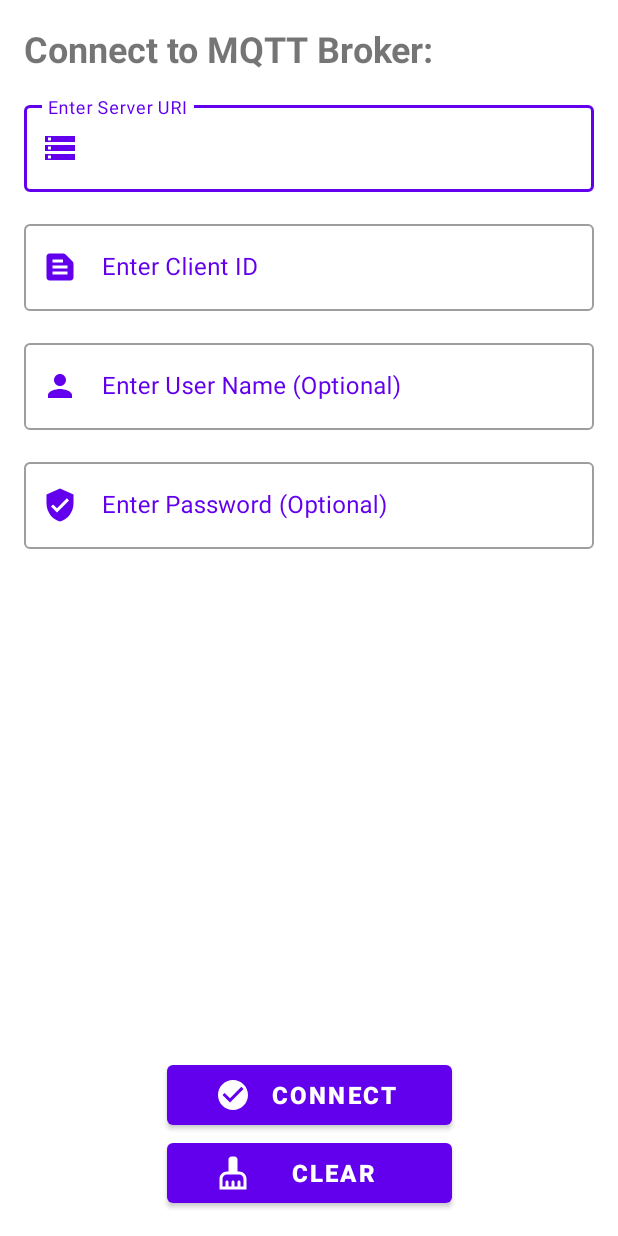
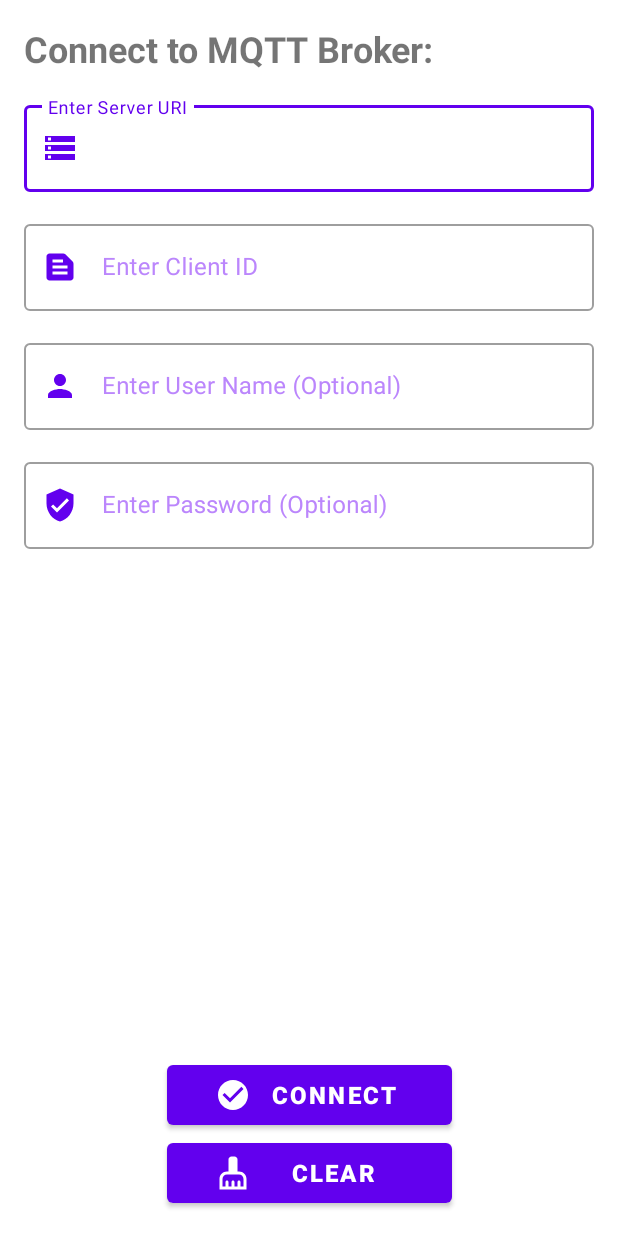
Before and after one commit to ranitraj/MqttClient, an Android app: the screen it shows after launch (MainActivity), on a phone screen of 412 x 824 dp. Run offline under Robolectric (Android 15) with nearby library versions, the phone set to English and light mode, and no system bars; our stand-ins replace data binding.

Commit message:
Changing TextInput hint color

```diff
--- a/app/src/main/res/layout/fragment_connect.xml
+++ b/app/src/main/res/layout/fragment_connect.xml
@@ -23,7 +23,7 @@
             app:layout_constraintHeight_percent="0.08"
             app:startIconDrawable="@drawable/ic_server"
             app:startIconTint="@color/purple_500"
-            android:textColorHint="@color/purple_500"
+            android:textColorHint="@color/purple_200"
             android:hint="@string/server_uri"
             android:layout_marginTop="@dimen/dp_16"
             app:layout_constraintStart_toStartOf="parent"
@@ -46,7 +46,7 @@
             app:layout_constraintHeight_percent="0.08"
             app:startIconDrawable="@drawable/ic_client_id"
             app:startIconTint="@color/purple_500"
-            android:textColorHint="@color/purple_500"
+            android:textColorHint="@color/purple_200"
             android:hint="@string/client_id"
             android:layout_marginTop="@dimen/dp_16"
             android:layout_marginBottom="@dimen/dp_16"
@@ -70,7 +70,7 @@
             app:layout_constraintHeight_percent="0.08"
             app:startIconDrawable="@drawable/ic_user"
             app:startIconTint="@color/purple_500"
-            android:textColorHint="@color/purple_500"
+            android:textColorHint="@color/purple_200"
             android:hint="@string/user_name_optional"
             android:layout_marginTop="@dimen/dp_16"
             android:layout_marginBottom="@dimen/dp_16"
@@ -94,7 +94,7 @@
             app:layout_constraintHeight_percent="0.08"
             app:startIconDrawable="@drawable/ic_password"
             app:startIconTint="@color/purple_500"
-            android:textColorHint="@color/purple_500"
+            android:textColorHint="@color/purple_200"
             android:hint="@string/enter_password_optional"
             android:layout_marginTop="@dimen/dp_16"
             android:layout_marginBottom="@dimen/dp_16"
```
